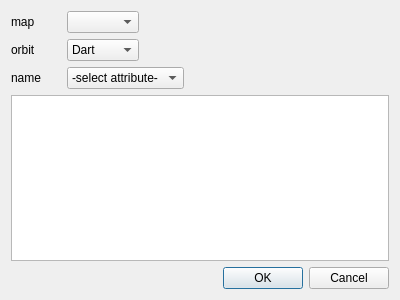
This is schnapps/plugins/attribute_editor/edit_attribute_dialog.ui in cgogn/SCHNApps as Qt 5 draws it before an edit. The edited form follows.
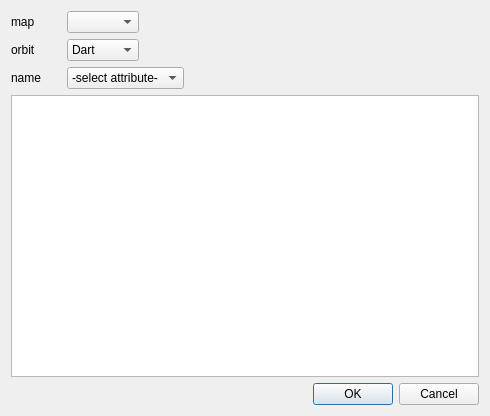
This is the edited form.

The edit to the form file:
```diff
--- a/schnapps/plugins/attribute_editor/edit_attribute_dialog.ui
+++ b/schnapps/plugins/attribute_editor/edit_attribute_dialog.ui
@@ -7,8 +7,8 @@
    <rect>
     <x>0</x>
     <y>0</y>
-    <width>400</width>
-    <height>300</height>
+    <width>490</width>
+    <height>416</height>
    </rect>
   </property>
   <property name="windowTitle">
```
